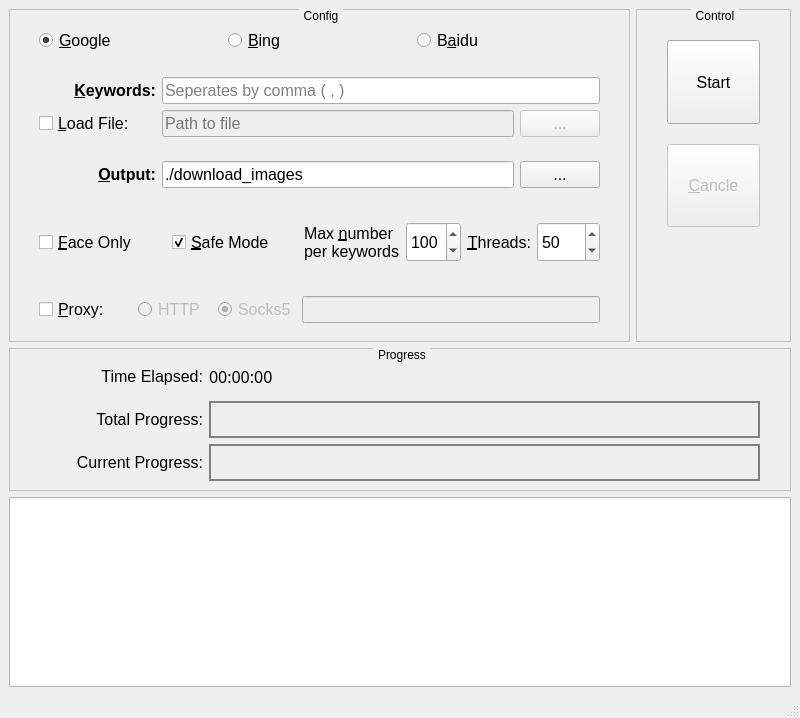
The window that mainwindow.ui (QianyanTech/Image-Downloader) describes before a commit, drawn with Qt 5.
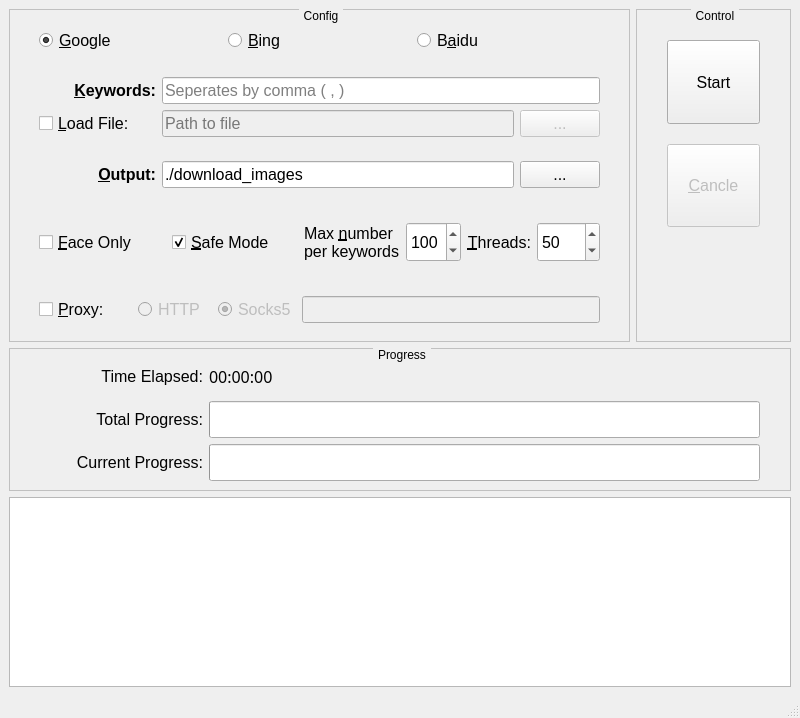
The same window after the commit.

```diff
--- a/mainwindow.ui
+++ b/mainwindow.ui
@@ -97,15 +97,7 @@
           </font>
          </property>
          <property name="styleSheet">
-          <string notr="true">QProgressBar {
-	border: 2px solid gray;
-	background-color: rgba(0, 0, 0, 0);
-}
-
-QProgressBar::chunk {
-	background-color: rgba(0, 200, 0);
-	width: 1px;
-}</string>
+          <string notr="true"/>
          </property>
          <property name="maximum">
           <number>1000</number>
@@ -151,7 +143,8 @@
           </font>
          </property>
          <property name="styleSheet">
-          <string notr="true">QProgressBar {
+          <string notr="true">/*
+QProgressBar {
 	border: 2px solid gray;
 	background-color: rgba(0, 0, 0, 0);
 }
@@ -159,7 +152,7 @@
 QProgressBar::chunk {
 	background-color: rgba(0, 200, 0);
 	width: 1px;
-}</string>
+}*/</string>
          </property>
          <property name="maximum">
           <number>1000</number>
```
Left out of the diff: 2 changed lines with no effect on the pictures.
